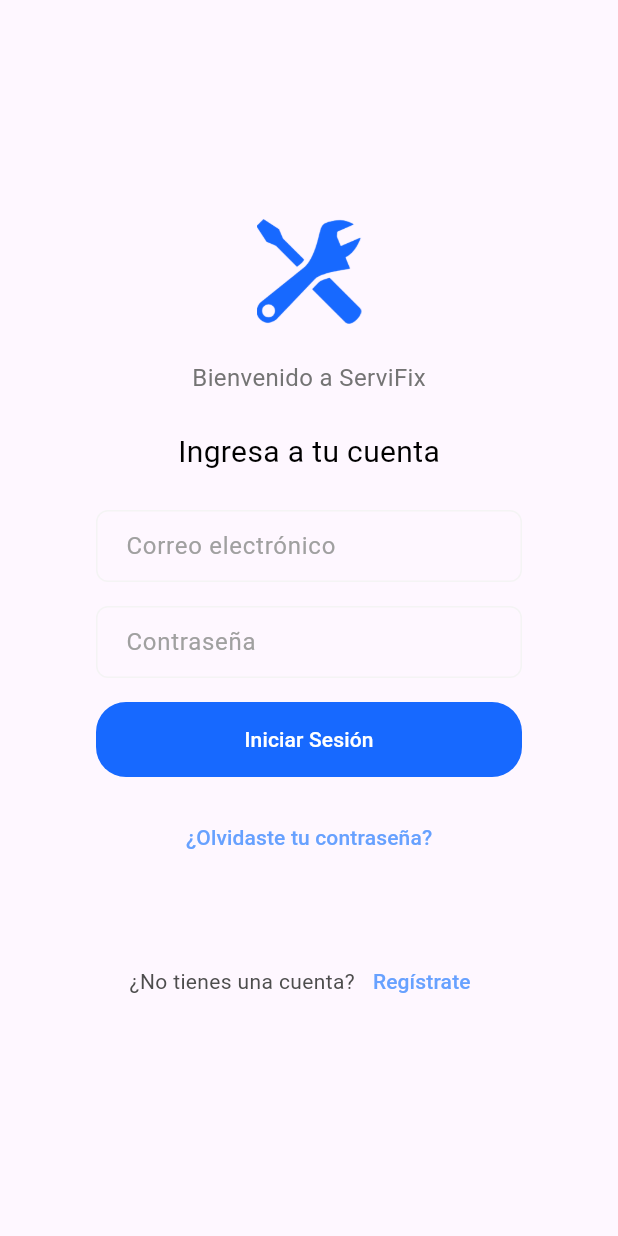
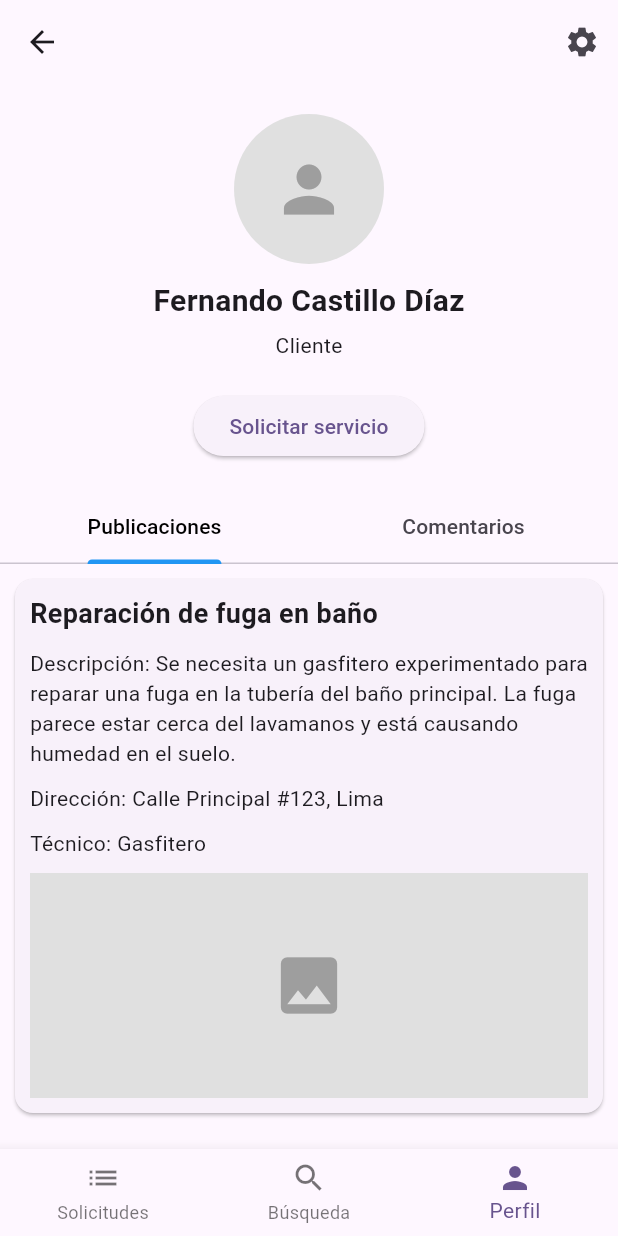
Before and after one commit to AM-SocialTechOrg/ServiFix_Flutter, a Flutter app: the screen it shows after launch, on a phone screen of 412 x 824 dp. Run offline on Flutter 3.47's test engine with Material 3 defaults, Android fonts, the phone set to English and light mode, and no system bars; our stand-ins replace file_picker, permission_handler; missing offline and left inert: dart:ffi.

Commit message:
feat: initial funtion

```diff
--- a/lib/main.dart
+++ b/lib/main.dart
@@ -1,5 +1,5 @@
 import 'package:flutter/material.dart';
-import 'package:servifix_flutter/views/login.dart';
+import 'package:servifix_flutter/views/user_publication.dart';
 
 void main() {
   runApp(const MyApp());
@@ -17,7 +17,7 @@ class MyApp extends StatelessWidget {
         colorScheme: ColorScheme.fromSeed(seedColor: Colors.deepPurple),
         useMaterial3: true,
       ),
-      home: LogIn(),
+      home: ProfileScreen(),
     );
   }
 }
--- /dev/null
+++ b/lib/views/user_publication.dart
@@ -0,0 +1,118 @@
+import 'package:flutter/material.dart';
+
+class ProfileScreen extends StatelessWidget {
+  @override
+  Widget build(BuildContext context) {
+    return DefaultTabController(
+      length: 2,
+      child: Scaffold(
+        appBar: AppBar(
+          leading: IconButton(
+            icon: Icon(Icons.arrow_back),
+            onPressed: () {},
+          ),
+          actions: [
+            IconButton(
+              icon: Icon(Icons.settings),
+              onPressed: () {},
+            ),
+          ],
+        ),
+        body: Column(
+          children: [
+            SizedBox(height: 20),
+            CircleAvatar(
+              radius: 50,
+              backgroundColor: Colors.grey[300],
+              child: Icon(Icons.person, size: 50, color: Colors.grey),
+            ),
+            SizedBox(height: 10),
+            Text(
+              'Fernando Castillo Díaz',
+              style: TextStyle(fontSize: 20, fontWeight: FontWeight.bold),
+            ),
+            SizedBox(height: 5),
+            Text('Cliente'),
+            SizedBox(height: 20),
+            ElevatedButton(
+              onPressed: () {},
+              child: Text('Solicitar servicio'),
+            ),
+            SizedBox(height: 20),
+            TabBar(
+              tabs: [
+                Tab(text: 'Publicaciones'),
+                Tab(text: 'Comentarios'),
+              ],
+              indicatorColor: Colors.blue,
+              labelColor: Colors.black,
+            ),
+            Expanded(
+              child: TabBarView(
+                children: [
+                  ListView(
+                    children: [
+                      Card(
+                        margin: EdgeInsets.all(10),
+                        child: Padding(
+                          padding: EdgeInsets.all(10),
+                          child: Column(
+                            crossAxisAlignment: CrossAxisAlignment.start,
+                            children: [
+                              Text(
+                                'Reparación de fuga en baño',
+                                style: TextStyle(
+                                    fontSize: 18,
+                                    fontWeight: FontWeight.bold),
+                              ),
+                              SizedBox(height: 10),
+                              Text(
+                                'Descripción: Se necesita un gasfitero experimentado para reparar una fuga en la tubería del baño principal. La fuga parece estar cerca del lavamanos y está causando humedad en el suelo.',
+                              ),
+                              SizedBox(height: 10),
+                              Text('Dirección: Calle Principal #123, Lima'),
+                              SizedBox(height: 10),
+                              Text('Técnico: Gasfitero'),
+                              SizedBox(height: 10),
+                              Container(
+                                width: double.infinity,
+                                height: 150,
+                                color: Colors.grey[300],
+                                child: Center(
+                                  child: Icon(Icons.image,
+                                      size: 50, color: Colors.grey),
+                                ),
+                              ),
+                            ],
+                          ),
+                        ),
+                      ),
+                    ],
+                  ),
+                  Center(child: Text('No hay comentarios')),
+                ],
+              ),
+            ),
+          ],
+        ),
+        bottomNavigationBar: BottomNavigationBar(
+          items: [
+            BottomNavigationBarItem(
+              icon: Icon(Icons.list),
+              label: 'Solicitudes',
+            ),
+            BottomNavigationBarItem(
+              icon: Icon(Icons.search),
+              label: 'Búsqueda',
+            ),
+            BottomNavigationBarItem(
+              icon: Icon(Icons.person),
+              label: 'Perfil',
+            ),
+          ],
+          currentIndex: 2,
+        ),
+      ),
+    );
+  }
+}
```
